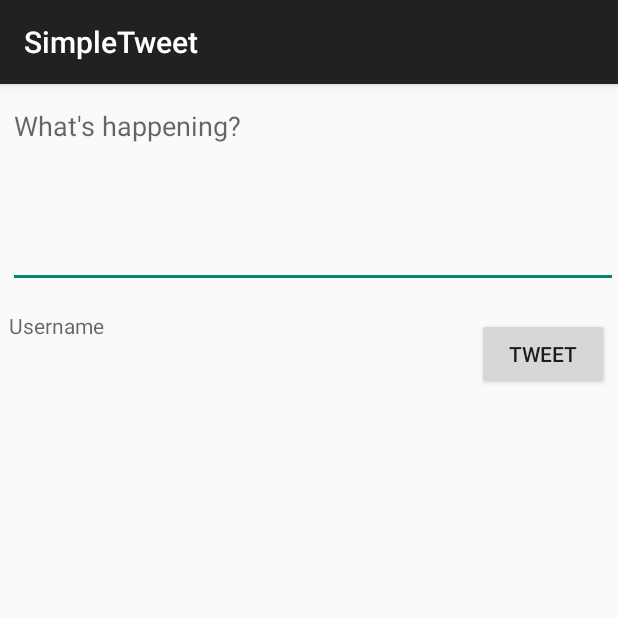
After one commit to ETS-Android2/android-rest-client-template-master, an Android app: the ComposeActivity screen opened directly, with no data from a screen before it, on a phone screen of 412 x 824 dp, the top half of it. The commit adds this screen. Run offline under Robolectric (Android 15) with nearby library versions, the phone set to English and light mode, and no system bars; our stand-ins replace Room's generated code; libraries missing offline, so code that uses them is left out: com.codepath.asynchttpclient, com.facebook.stetho, org.parceler; 1 statement that could not run was skipped.

Commit message:
Responding to codepath

```diff
--- a/app/build.gradle
+++ b/app/build.gradle
@@ -56,4 +56,7 @@ dependencies {
     annotationProcessor "androidx.room:room-compiler:$room_version"
     implementation 'com.facebook.stetho:stetho:1.5.1'
     implementation 'androidx.swiperefreshlayout:swiperefreshlayout:1.0.0'
+
+    implementation 'org.parceler:parceler-api:1.1.12'
+    annotationProcessor 'org.parceler:parceler:1.1.12'
 }
--- /dev/null
+++ b/app/src/main/java/com/codepath/apps/restclienttemplate/ComposeActivity.java
@@ -0,0 +1,87 @@
+package com.codepath.apps.restclienttemplate;
+
+import androidx.appcompat.app.AppCompatActivity;
+
+import android.content.Intent;
+import android.os.Bundle;
+import android.util.Log;
+import android.view.View;
+import android.widget.Button;
+import android.widget.EditText;
+import android.widget.Toast;
+
+import com.codepath.apps.restclienttemplate.models.Tweet;
+import com.codepath.asynchttpclient.callback.JsonHttpResponseHandler;
+
+import org.json.JSONException;
+import org.parceler.Parcels;
+
+import okhttp3.Headers;
+
+public class ComposeActivity extends AppCompatActivity {
+
+    //Can have android snack bar to tell user of tweet fallacies
+    public static final String TAG = "ComposeActivity";
+    public static final int MAX_TWEET_LENGTH= 140;
+
+
+    EditText etCompose;
+    Button btnTweet;
+
+    TwitterClient client;
+
+
+
+    @Override
+    protected void onCreate(Bundle savedInstanceState) {
+        super.onCreate(savedInstanceState);
+        setContentView(R.layout.activity_compose);
+
+        client =TwitterApp.getRestClient(this);
+
+        etCompose = findViewById(R.id.etCompose);
+        btnTweet = findViewById(R.id.btnTweet);
+
+        btnTweet.setOnClickListener(new View.OnClickListener() {
+            @Override
+            public void onClick(View view) {
+
+               String tweetContent =  etCompose.getText().toString();
+               if(tweetContent.isEmpty()) {
+                      Toast.makeText(ComposeActivity.this, "No empty tweet allowed", Toast.LENGTH_LONG).show();
+                      return;
+               }
+
+               if(tweetContent.length() >MAX_TWEET_LENGTH){
+                   Toast.makeText(ComposeActivity.this, "Tweet is too long", Toast.LENGTH_LONG).show();
+                   return;
+
+               }
+
+                Toast.makeText(ComposeActivity.this, tweetContent, Toast.LENGTH_LONG).show();
+                client.publishTweet(tweetContent, new JsonHttpResponseHandler() {
+                    @Override
+                    public void onSuccess(int statusCode, Headers headers, JSON json) {
+                        Log.i(TAG,"onFailure to publish tweet");
+                        try {
+                            Tweet tweet = Tweet.fromJson(json.jsonObject);
+                            Log.i(TAG,"Published tweet says:" + tweet.body);
+                            Intent intent = new Intent();
+                            intent.putExtra("tweet", Parcels.wrap(tweet));
+                            setResult(RESULT_OK, intent);
+                            finish(); //close the activity
+                        } catch (JSONException e) {
+                            e.printStackTrace();
+                        }
+                    }
+
+                    @Override
+                    public void onFailure(int statusCode, Headers headers, String response, Throwable throwable) {
+                        Log.e(TAG,"onFailure to publish tweet",throwable);
+                    }
+                });
+
+            }
+        });
+    }
+}
--- a/app/src/main/java/com/codepath/apps/restclienttemplate/MyDatabase.java
+++ b/app/src/main/java/com/codepath/apps/restclienttemplate/MyDatabase.java
@@ -5,10 +5,14 @@ import androidx.room.RoomDatabase;
 
 import com.codepath.apps.restclienttemplate.models.SampleModel;
 import com.codepath.apps.restclienttemplate.models.SampleModelDao;
+import com.codepath.apps.restclienttemplate.models.Tweet;
+import com.codepath.apps.restclienttemplate.models.TweetDao;
+import com.codepath.apps.restclienttemplate.models.User;
 
-@Database(entities={SampleModel.class}, version=1)
+@Database(entities={SampleModel.class, Tweet.class, User.class}, version=2)
 public abstract class MyDatabase extends RoomDatabase {
     public abstract SampleModelDao sampleModelDao();
+    public abstract TweetDao tweetDao();
 
     // Database name to be used
     public static final String NAME = "MyDataBase";
--- /dev/null
+++ b/app/src/main/res/layout/activity_compose.xml
@@ -0,0 +1,49 @@
+<?xml version="1.0" encoding="utf-8"?>
+<RelativeLayout xmlns:android="http://schemas.android.com/apk/res/android"
+    xmlns:app="http://schemas.android.com/apk/res-auto"
+    xmlns:tools="http://schemas.android.com/tools"
+    android:layout_width="match_parent"
+    android:layout_height="match_parent"
+    tools:context=".ComposeActivity">
+
+
+
+    <EditText
+        android:id="@+id/etCompose"
+        android:layout_width="match_parent"
+        android:layout_height="wrap_content"
+        android:layout_marginStart="5dp"
+        android:layout_marginTop="5dp"
+        android:ems="10"
+        android:gravity="start|top"
+        android:hint="@string/whatshappening"
+        android:inputType="textMultiLine"
+        android:minLines="5"
+        />
+
+    <Button
+        android:id="@+id/btnTweet"
+        android:layout_width="wrap_content"
+        android:layout_height="wrap_content"
+        android:layout_alignParentStart="true"
+        android:layout_alignParentTop="true"
+        android:layout_marginStart="318dp"
+        android:layout_marginTop="156dp"
+        android:text="@string/tweet" />
+
+    <TextView
+        android:id="@+id/TextInputLayout"
+        android:layout_width="wrap_content"
+        android:layout_height="wrap_content"
+        android:layout_alignParentStart="true"
+        android:layout_alignParentTop="true"
+        android:layout_centerInParent="true"
+
+        android:layout_marginStart="6dp"
+        android:layout_marginTop="151dp"
+        android:ems="10"
+        android:hint="@string/username"
+        tools:text="zzz"
+
+        />
+</RelativeLayout>
--- a/app/src/main/res/values/strings.xml
+++ b/app/src/main/res/values/strings.xml
@@ -5,5 +5,8 @@
     <string name="login_label">Log in</string>
     <string name="intent_scheme">oauth</string>
     <string name="intent_host">cprest</string>
+    <string name="tweet">Tweet</string>
+    <string name="whatshappening">What\'s happening?</string>
+    <string name="username">Username</string>
 
 </resources>
```
Also changed, not shown: app/src/main/AndroidManifest.xml (+6 -3 lines), app/src/main/java/com/codepath/apps/restclienttemplate/TimelineActivity.java (+81 -1 lines), app/src/main/java/com/codepath/apps/restclienttemplate/TwitterClient.java (+10 -0 lines), app/src/main/java/com/codepath/apps/restclienttemplate/models/Tweet.java (+29 -11 lines), app/src/main/java/com/codepath/apps/restclienttemplate/models/TweetDao.java (added, +26 -0 lines), app/src/main/java/com/codepath/apps/restclienttemplate/models/TweetWithUser.java (added, +28 -0 lines), app/src/main/java/com/codepath/apps/restclienttemplate/models/User.java (+29 -0 lines), app/src/main/res/menu/menu_main.xml (added, +10 -0 lines).
